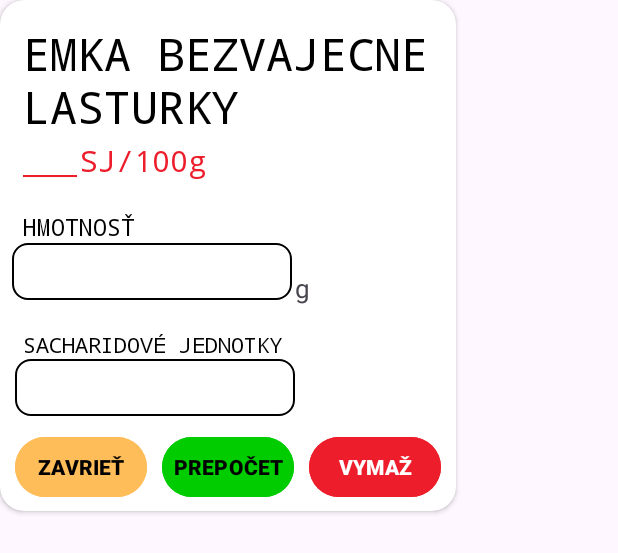
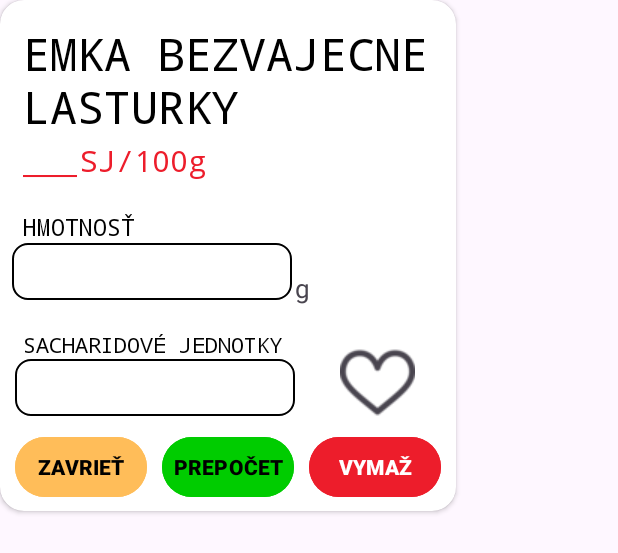
Before and after one commit to SimonFenak/DiaBee, an Android app: the layout dialog_box.xml on its own in the app's theme, with its tools: preview values and no code run, on a phone screen of 412 x 824 dp. Shown: the top 553 px of the screen. Run offline under Robolectric (Android 15) with nearby library versions, the phone set to English and light mode, and no system bars.

Commit message:
checkbox v dialog_box.xml

```diff
--- /dev/null
+++ b/DiaBee/app/src/main/res/drawable/fav.xml
@@ -0,0 +1,5 @@
+<?xml version="1.0" encoding="utf-8"?>
+<selector xmlns:android="http://schemas.android.com/apk/res/android">
+    <item android:state_checked="false" android:drawable="@drawable/fav_0" />
+    <item android:state_checked="true" android:drawable="@drawable/fav_1" />
+</selector>
--- a/DiaBee/app/src/main/res/layout/dialog_box.xml
+++ b/DiaBee/app/src/main/res/layout/dialog_box.xml
@@ -118,6 +118,15 @@
             app:layout_constraintStart_toStartOf="parent"
             app:layout_constraintTop_toBottomOf="@+id/textSachJed" />
 
+        <CheckBox
+            android:layout_width="wrap_content"
+            android:layout_height="wrap_content"
+            android:button="@drawable/fav"
+            android:layout_marginTop="30dp"
+            android:layout_marginLeft="30dp"
+            app:layout_constraintStart_toEndOf="@+id/editSachJed"
+            app:layout_constraintTop_toBottomOf="@+id/editHmotnost" />
+
         <LinearLayout
             android:layout_width="wrap_content"
             android:layout_height="wrap_content"
```
Also changed, not shown: DiaBee/app/src/main/java/com/example/diabee/DetailActivity.java (+0 -21 lines), DiaBee/app/src/main/res/menu/toolbar_menu.xml (+0 -13 lines), DiaBee/app/src/main/res/drawable/fav_0.png (added), DiaBee/app/src/main/res/drawable/fav_1.png (added), 1 other file.
